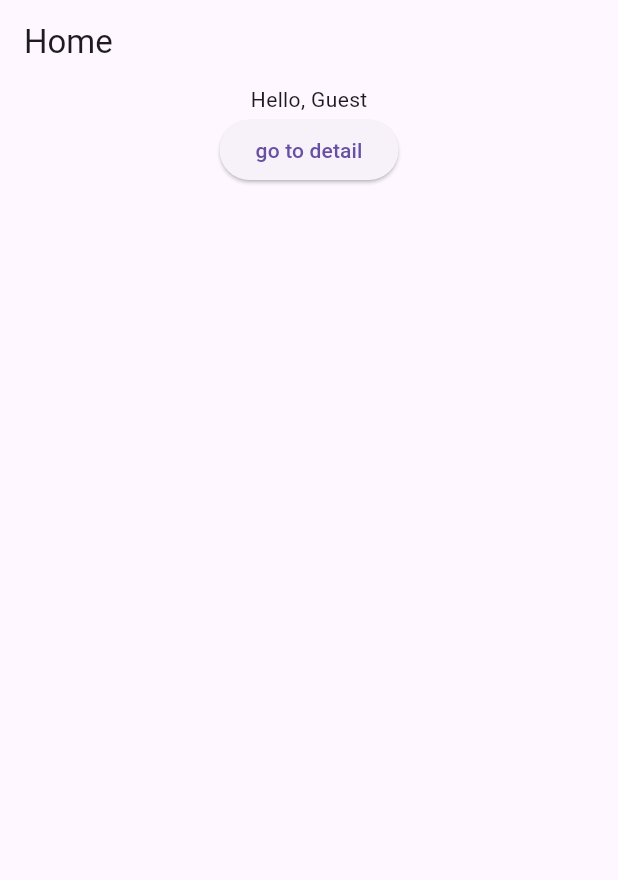
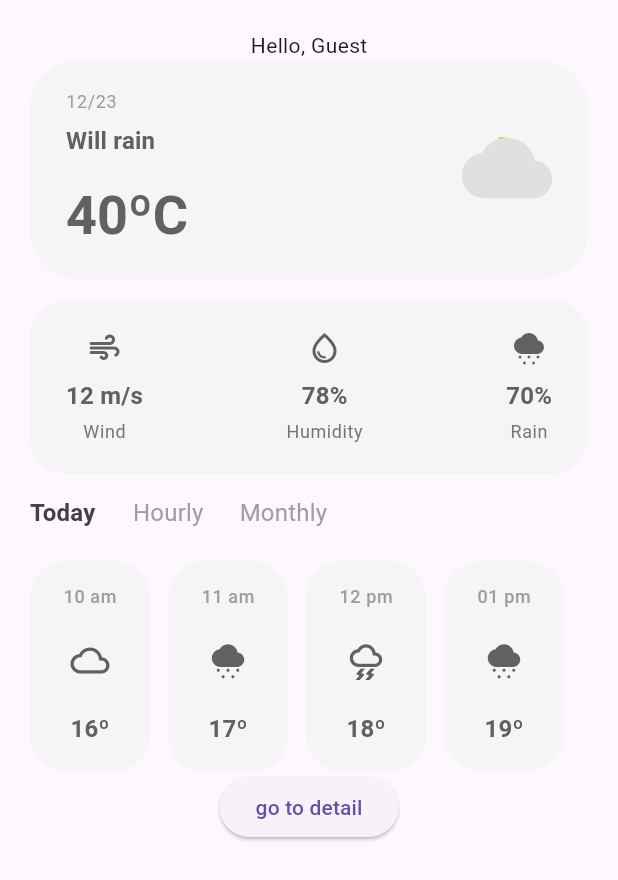
Before and after one commit to darohang088/Weather-App, a Flutter app: the screen it shows after launch, on a phone screen of 412 x 824 dp. Shown: the top 880 px of the screen. Run offline on Flutter 3.47's test engine with Material 3 defaults, Android fonts, the phone set to English and light mode, and no system bars.

Commit message:
update UI

```diff
--- a/lib/main.dart
+++ b/lib/main.dart
@@ -6,7 +6,7 @@ import 'app/app.dart';
 void main() {
   runApp(
     MultiProvider(
-      providers: [ChangeNotifierProvider(create: (_) => UserProvider())],
+      providers: [ChangeNotifierProvider(create: (_) => HomeProvider())],
       child: const MyApp(),
     ),
   );
--- /dev/null
+++ b/lib/models/hour.dart
@@ -0,0 +1,9 @@
+import 'package:flutter/material.dart';
+
+class HourData {
+  final String time;
+  final int temp;
+  final IconData icon;
+
+  HourData(this.time, this.temp, this.icon);
+}
--- a/lib/pages/home_page.dart
+++ b/lib/pages/home_page.dart
@@ -1,7 +1,14 @@
 import 'package:flutter/material.dart';
 import 'package:provider/provider.dart';
 import 'package:weather_app/app/routes.dart';
+import 'package:weather_app/utils/app_safe_area.dart';
+import 'package:weather_app/utils/context_extension.dart';
+import 'package:weather_app/utils/spacing_extension.dart';
 import 'package:weather_app/widget.dart/custom_button.dart';
+import 'package:weather_app/widget.dart/forcecaset_switcher.dart';
+import 'package:weather_app/widget.dart/hour_weather_strip.dart';
+import 'package:weather_app/widget.dart/weatheer_card.dart';
+import 'package:weather_app/widget.dart/weather_metrics_card.dart';
 import '../../providers/user_provider.dart';
 
 class HomePage extends StatefulWidget {
@@ -14,18 +21,29 @@ class HomePage extends StatefulWidget {
 class _HomePageState extends State<HomePage> {
   @override
   Widget build(BuildContext context) {
-    final user = context.watch<UserProvider>();
+    final home = context.watch<HomeProvider>();
 
     return Scaffold(
-      appBar: AppBar(title: Text("Home")),
-      body: Center(
+      body: AppSafeArea(
+        padding: 20.paddingAll,
         child: Column(
+          mainAxisAlignment: .start,
           children: [
-            Text("Hello, ${user.username}"),
+            Text("Hello, ${home.username}"),
+            WeatherCard(
+              dateText: "12/23",
+              condition: "Will rain",
+              temperature: 40,
+            ),
+            14.height,
+            WeatherMetricsCard(windSpeed: 12, humidity: 78, rainChance: 70),
+            14.height,
+            const ForecastSwitcher(),
             CustomButton(
               label: 'go to detail',
               onTap: () {
-                Navigator.pushNamed(context, Routes.login);
+                home.setUsername("daro");
+                // Navigator.pushNamed(context, Routes.login);
               },
             ),
           ],
--- a/lib/providers/user_provider.dart
+++ b/lib/providers/user_provider.dart
@@ -1,10 +1,67 @@
 import 'package:flutter/material.dart';
+import 'package:weather_app/models/hour.dart';
 
-class UserProvider extends ChangeNotifier {
+enum ForecastSection { today, hourly, monthly }
+
+class HomeProvider extends ChangeNotifier {
   String username = "Guest";
+
+  ForecastSection selectedSection = ForecastSection.today;
+
+  // Dummy data – replace with API data later
+  final List<HourData> todayItems = [
+    HourData('10 am', 16, Icons.cloud_queue),
+    HourData('11 am', 17, Icons.cloudy_snowing),
+    HourData('12 pm', 18, Icons.thunderstorm_outlined),
+    HourData('01 pm', 19, Icons.cloudy_snowing),
+  ];
+
+  final List<HourData> hourlyItems = [
+    HourData('02 pm', 20, Icons.cloud_queue),
+    HourData('03 pm', 21, Icons.cloud_outlined),
+    HourData('04 pm', 22, Icons.cloudy_snowing),
+    HourData('05 pm', 23, Icons.thunderstorm_outlined),
+  ];
+
+  final List<HourData> monthlyItems = [
+    HourData('Mon', 24, Icons.wb_cloudy_outlined),
+    HourData('Tue', 25, Icons.wb_sunny_outlined),
+    HourData('Wed', 26, Icons.cloudy_snowing),
+    HourData('Thu', 27, Icons.thunderstorm_outlined),
+  ];
+
+  final hourItems = [
+    HourData('10 am', 16, Icons.cloud_queue),
+    HourData('11 am', 17, Icons.cloudy_snowing),
+    HourData('12 pm', 18, Icons.thunderstorm_outlined),
+    HourData('01 pm', 19, Icons.cloudy_snowing),
+    HourData('02 pm', 19, Icons.cloudy_snowing),
+    HourData('03 pm', 19, Icons.cloudy_snowing),
+    HourData('04 pm', 19, Icons.cloudy_snowing),
+    HourData('05 pm', 19, Icons.cloudy_snowing),
+    HourData('06 pm', 19, Icons.cloudy_snowing),
+    HourData('07 pm', 19, Icons.cloudy_snowing),
+  ];
+
+  List<HourData> get currentItems {
+    switch (selectedSection) {
+      case ForecastSection.today:
+        return todayItems;
+      case ForecastSection.hourly:
+        return hourlyItems;
+      case ForecastSection.monthly:
+        return monthlyItems;
+    }
+  }
 
   void setUsername(String value) {
     username = value;
     notifyListeners();
   }
+
+  void setSection(ForecastSection section) {
+    if (section == selectedSection) return;
+    selectedSection = section;
+    notifyListeners();
+  }
 }
--- /dev/null
+++ b/lib/utils/app_safe_area.dart
@@ -0,0 +1,35 @@
+import 'package:flutter/material.dart';
+
+class AppSafeArea extends StatelessWidget {
+  const AppSafeArea({
+    super.key,
+    required this.child,
+    this.topColor,
+    this.bottomColor,
+    this.padding = const EdgeInsets.all(0),
+  });
+
+  final Widget child;
+  final Color? topColor;
+  final Color? bottomColor;
+  final EdgeInsets padding;
+
+  @override
+  Widget build(BuildContext context) {
+    final double systemNavHeight = MediaQuery.of(context).padding.bottom;
+    final double systemStatusBarHeight = MediaQuery.of(context).padding.top;
+
+    return Column(
+      children: [
+        Container(
+          color: topColor ?? Colors.transparent,
+          height: systemStatusBarHeight,
+        ),
+        Expanded(
+          child: Padding(padding: padding, child: child),
+        ),
+        Container(color: bottomColor, height: systemNavHeight),
+      ],
+    );
+  }
+}
--- /dev/null
+++ b/lib/utils/context_extension.dart
@@ -0,0 +1,25 @@
+import 'package:flutter/material.dart';
+
+extension SafePopExtension on BuildContext? {
+  /// Handle safe pop for screen
+  void safePop() {
+    if (this == null) return;
+    if (Navigator.of(this!).canPop()) {
+      Navigator.of(this!).pop();
+    }
+  }
+}
+
+extension ThemeExtension on BuildContext? {
+  /// Get current theme
+  ThemeData? get theme => this == null ? null : Theme.of(this!);
+
+  /// Get current text theme
+  TextTheme? get textTheme => theme?.textTheme;
+
+  /// Get current color scheme
+  ColorScheme? get colorScheme => theme?.colorScheme;
+
+  /// Get button theme
+  ButtonThemeData? get buttonTheme => theme?.buttonTheme;
+}
--- /dev/null
+++ b/lib/utils/spacing_extension.dart
@@ -0,0 +1,17 @@
+import 'package:flutter/widgets.dart';
+
+extension SpacingExtension on num {
+  SizedBox get height => SizedBox(height: toDouble());
+  SizedBox get width => SizedBox(width: toDouble());
+
+  EdgeInsets get paddingAll => EdgeInsets.all(toDouble());
+  EdgeInsets get paddingHorizontal =>
+      EdgeInsets.symmetric(horizontal: toDouble());
+  EdgeInsets get paddingVertical => EdgeInsets.symmetric(vertical: toDouble());
+  EdgeInsets get paddingLeft => EdgeInsets.only(left: toDouble());
+  EdgeInsets get paddingRight => EdgeInsets.only(right: toDouble());
+  EdgeInsets get paddingTop => EdgeInsets.only(top: toDouble());
+  EdgeInsets get paddingBottom => EdgeInsets.only(bottom: toDouble());
+
+  Spacer get spacer => Spacer(flex: toInt());
+}
--- /dev/null
+++ b/lib/widget.dart/forcecaset_switcher.dart
@@ -0,0 +1,91 @@
+import 'package:flutter/material.dart';
+import 'package:provider/provider.dart';
+import 'package:weather_app/providers/user_provider.dart';
+import 'package:weather_app/utils/spacing_extension.dart';
+import 'package:weather_app/widget.dart/hour_weathe_card.dart';
+
+class ForecastSwitcher extends StatelessWidget {
+  const ForecastSwitcher({super.key});
+
+  @override
+  Widget build(BuildContext context) {
+    final provider = context.watch<HomeProvider>();
+
+    return Column(
+      crossAxisAlignment: CrossAxisAlignment.start,
+      children: [
+        // Tabs row
+        Row(
+          children: [
+            _ForecastTabItem(
+              label: 'Today',
+              isSelected: provider.selectedSection == ForecastSection.today,
+              onTap: () => provider.setSection(ForecastSection.today),
+            ),
+            25.width,
+            _ForecastTabItem(
+              label: 'Hourly',
+              isSelected: provider.selectedSection == ForecastSection.hourly,
+              onTap: () => provider.setSection(ForecastSection.hourly),
+            ),
+            24.width,
+            _ForecastTabItem(
+              label: 'Monthly',
+              isSelected: provider.selectedSection == ForecastSection.monthly,
+              onTap: () => provider.setSection(ForecastSection.monthly),
+            ),
+          ],
+        ),
+
+        8.height,
+        12.height,
+        // List for selected section
+        SizedBox(
+          height: 140,
+          child: ListView.separated(
+            scrollDirection: Axis.horizontal,
+            itemCount: provider.currentItems.length,
+            separatorBuilder: (_, __) => 12.width,
+            itemBuilder: (context, index) {
+              final item = provider.currentItems[index];
+              return HourlyWeatherCard(
+                timeLabel: item.time,
+                temperature: item.temp,
+                icon: item.icon,
+              );
+            },
+          ),
+        ),
+      ],
+    );
+  }
+}
+
+class _ForecastTabItem extends StatelessWidget {
+  final String label;
+  final bool isSelected;
+  final VoidCallback onTap;
+
+  const _ForecastTabItem({
+    required this.label,
+    required this.isSelected,
+    required this.onTap,
+  });
+
+  @override
+  Widget build(BuildContext context) {
+    final color = isSelected ? Colors.grey.shade800 : Colors.grey.shade500;
+
+    return GestureDetector(
+      onTap: onTap,
+      behavior: HitTestBehavior.opaque,
+      child: Text(
+        label,
+        style: Theme.of(context).textTheme.titleMedium?.copyWith(
+          color: color,
+          fontWeight: isSelected ? FontWeight.w600 : FontWeight.w400,
+        ),
+      ),
+    );
+  }
+}
--- /dev/null
+++ b/lib/widget.dart/hour_weathe_card.dart
@@ -0,0 +1,51 @@
+import 'package:flutter/material.dart';
+
+class HourlyWeatherCard extends StatelessWidget {
+  final String timeLabel; // e.g. "10 am"
+  final int temperature; // e.g. 16
+  final IconData icon; // e.g. Icons.cloud_queue
+
+  const HourlyWeatherCard({
+    super.key,
+    required this.timeLabel,
+    required this.temperature,
+    required this.icon,
+  });
+
+  @override
+  Widget build(BuildContext context) {
+    final textTheme = Theme.of(context).textTheme;
+    final color = Colors.grey.shade700;
+
+    return Container(
+      width: 80,
+      padding: const EdgeInsets.symmetric(vertical: 16, horizontal: 8),
+      decoration: BoxDecoration(
+        color: Colors.grey.shade100,
+        borderRadius: BorderRadius.circular(24),
+      ),
+      child: Column(
+        mainAxisAlignment: MainAxisAlignment.spaceBetween,
+        children: [
+          Text(
+            timeLabel,
+            style: textTheme.bodySmall?.copyWith(
+              color: Colors.grey.shade500,
+              fontWeight: FontWeight.w500,
+            ),
+          ),
+          const SizedBox(height: 12),
+          Icon(icon, size: 26, color: color),
+          const SizedBox(height: 12),
+          Text(
+            '${temperature}º',
+            style: textTheme.titleMedium?.copyWith(
+              fontWeight: FontWeight.w600,
+              color: color,
+            ),
+          ),
+        ],
+      ),
+    );
+  }
+}
--- /dev/null
+++ b/lib/widget.dart/hour_weather_strip.dart
@@ -0,0 +1,31 @@
+import 'package:flutter/material.dart';
+import 'package:weather_app/models/hour.dart';
+import 'package:weather_app/utils/spacing_extension.dart';
+import 'package:weather_app/widget.dart/hour_weathe_card.dart';
+
+class HourlyWeatherStrip extends StatelessWidget {
+  final List<HourData> items;
+
+  const HourlyWeatherStrip({super.key, required this.items});
+
+  @override
+  Widget build(BuildContext context) {
+    return SizedBox(
+      height: 140,
+      child: ListView.separated(
+        scrollDirection: Axis.horizontal,
+        padding: 16.paddingHorizontal,
+        itemCount: items.length,
+        separatorBuilder: (_, _) => 12.width,
+        itemBuilder: (context, index) {
+          final item = items[index];
+          return HourlyWeatherCard(
+            timeLabel: item.time,
+            temperature: item.temp,
+            icon: item.icon,
+          );
+        },
+      ),
+    );
+  }
+}
--- /dev/null
+++ b/lib/widget.dart/weatheer_card.dart
@@ -0,0 +1,104 @@
+import 'package:flutter/material.dart';
+import 'package:weather_app/utils/spacing_extension.dart';
+
+class WeatherCard extends StatelessWidget {
+  final String dateText; // e.g. "04 August 2024"
+  final String condition; // e.g. "Cloudy"
+  final int temperature; // e.g. 18
+
+  const WeatherCard({
+    super.key,
+    required this.dateText,
+    required this.condition,
+    required this.temperature,
+  });
+
+  @override
+  Widget build(BuildContext context) {
+    final textTheme = Theme.of(context).textTheme;
+
+    return Container(
+      padding: const EdgeInsets.symmetric(horizontal: 24, vertical: 20),
+      decoration: BoxDecoration(
+        color: Colors.grey.shade100,
+        borderRadius: BorderRadius.circular(32),
+      ),
+      child: Row(
+        children: [
+          // LEFT SIDE: date, condition, temperature
+          Expanded(
+            child: Column(
+              crossAxisAlignment: CrossAxisAlignment.start,
+              children: [
+                Text(
+                  dateText,
+                  style: textTheme.bodySmall?.copyWith(
+                    color: Colors.grey.shade500,
+                  ),
+                ),
+                6.height,
+                Text(
+                  condition,
+                  style: textTheme.titleMedium?.copyWith(
+                    fontWeight: FontWeight.w600,
+                    color: Colors.grey.shade700,
+                  ),
+                ),
+                16.height,
+                Text(
+                  '${temperature}ºC',
+                  style: textTheme.displaySmall?.copyWith(
+                    fontWeight: FontWeight.w700,
+                    color: Colors.grey.shade700,
+                  ),
+                ),
+              ],
+            ),
+          ),
+          16.width,
+
+          // RIGHT SIDE: icon / illustration
+          const _CloudMoonIcon(),
+        ],
+      ),
+    );
+  }
+}
+
+class _CloudMoonIcon extends StatelessWidget {
+  const _CloudMoonIcon();
+
+  @override
+  Widget build(BuildContext context) {
+    // Simple fake illustration using Stack of Icons
+    return SizedBox(
+      width: 90,
+      height: 70,
+      child: Stack(
+        alignment: Alignment.centerRight,
+        children: [
+          // Moon / sun
+          Positioned(
+            right: 8,
+            top: 10,
+            child: Icon(
+              Icons.brightness_3_rounded, // moon shape
+              size: 42,
+              color: const Color(0xFFF8B339), // yellow-ish
+            ),
+          ),
+          // Cloud in front
+          Positioned(
+            right: 0,
+            bottom: 6,
+            child: Icon(
+              Icons.cloud_rounded,
+              size: 60,
+              color: Colors.grey.shade300,
+            ),
+          ),
+        ],
+      ),
+    );
+  }
+}
--- /dev/null
+++ b/lib/widget.dart/weather_metrics_card.dart
@@ -0,0 +1,89 @@
+import 'package:flutter/material.dart';
+
+class WeatherMetricsCard extends StatelessWidget {
+  final int windSpeed; // m/s
+  final int humidity; // %
+  final int rainChance; // %
+
+  const WeatherMetricsCard({
+    super.key,
+    required this.windSpeed,
+    required this.humidity,
+    required this.rainChance,
+  });
+
+  @override
+  Widget build(BuildContext context) {
+    final color = Colors.grey.shade700;
+
+    return Container(
+      padding: const EdgeInsets.symmetric(horizontal: 24, vertical: 20),
+      decoration: BoxDecoration(
+        color: Colors.grey.shade100,
+        borderRadius: BorderRadius.circular(24),
+      ),
+      child: Row(
+        mainAxisAlignment: MainAxisAlignment.spaceBetween,
+        children: [
+          _WeatherMetricItem(
+            icon: Icons.air_rounded,
+            valueText: '$windSpeed m/s',
+            labelText: 'Wind',
+            color: color,
+          ),
+          _WeatherMetricItem(
+            icon: Icons.water_drop_outlined,
+            valueText: '$humidity%',
+            labelText: 'Humidity',
+            color: color,
+          ),
+          _WeatherMetricItem(
+            icon: Icons.cloudy_snowing, // or Icons.umbrella
+            valueText: '$rainChance%',
+            labelText: 'Rain',
+            color: color,
+          ),
+        ],
+      ),
+    );
+  }
+}
+
+class _WeatherMetricItem extends StatelessWidget {
+  final IconData icon;
+  final String valueText;
+  final String labelText;
+  final Color color;
+
+  const _WeatherMetricItem({
+    required this.icon,
+    required this.valueText,
+    required this.labelText,
+    required this.color,
+  });
+
+  @override
+  Widget build(BuildContext context) {
+    final textTheme = Theme.of(context).textTheme;
+
+    return Column(
+      mainAxisSize: MainAxisSize.min,
+      children: [
+        Icon(icon, size: 24, color: color),
+        const SizedBox(height: 8),
+        Text(
+          valueText,
+          style: textTheme.titleMedium?.copyWith(
+            fontWeight: FontWeight.w600,
+            color: color,
+          ),
+        ),
+        const SizedBox(height: 4),
+        Text(
+          labelText,
+          style: textTheme.bodySmall?.copyWith(color: Colors.grey.shade600),
+        ),
+      ],
+    );
+  }
+}
--- a/pubspec.yaml
+++ b/pubspec.yaml
@@ -27,3 +27,8 @@ flutter:
     # To add assets to your application, add an assets section, like this:
   assets:
     - assets/images/
+
+  fonts:
+    - family: NotoSansKhmer
+      fonts:
+        - asset: assets/fonts/NotoSansKhmer-VariableFont_wdth,wght.ttf
```
